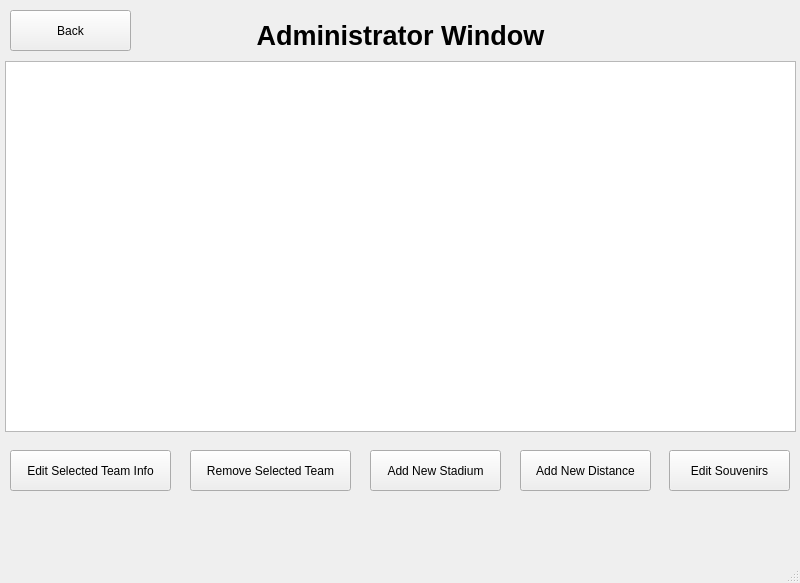
Before: the Qt Designer form StadiumTourProject/mainwindow.ui in joeyCampbelll/CS1D-Project-2, drawn with Qt 5.
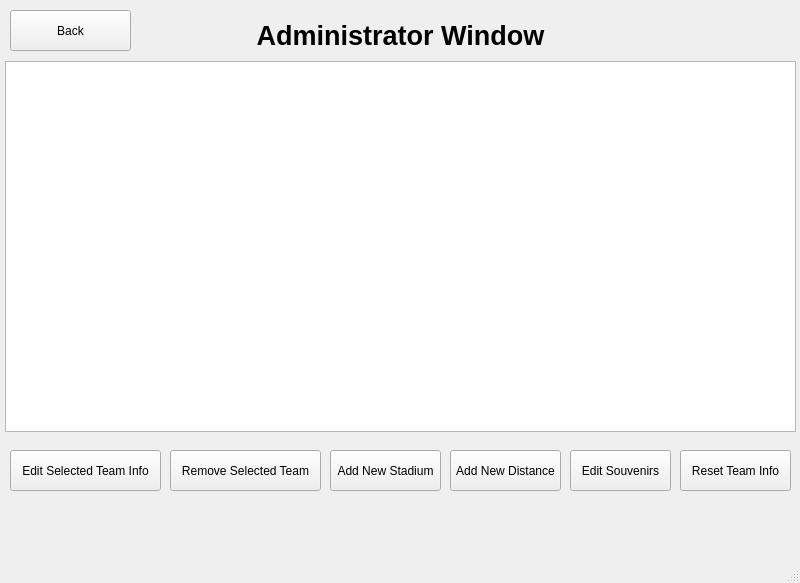
After: the same form once the commit is applied. The open tabs and pages were chosen to show the change.

Commit message: added button to reset database

Diff of the .ui file:
```diff
--- a/StadiumTourProject/mainwindow.ui
+++ b/StadiumTourProject/mainwindow.ui
@@ -350,7 +350,7 @@
        <rect>
         <x>10</x>
         <y>450</y>
-        <width>161</width>
+        <width>151</width>
         <height>41</height>
        </rect>
       </property>
@@ -361,9 +361,9 @@
      <widget class="QPushButton" name="AddNewStadium_button">
       <property name="geometry">
        <rect>
-        <x>370</x>
+        <x>330</x>
         <y>450</y>
-        <width>131</width>
+        <width>111</width>
         <height>41</height>
        </rect>
       </property>
@@ -374,9 +374,9 @@
      <widget class="QPushButton" name="AddNewDistance_button">
       <property name="geometry">
        <rect>
-        <x>520</x>
+        <x>450</x>
         <y>450</y>
-        <width>131</width>
+        <width>111</width>
         <height>41</height>
        </rect>
       </property>
@@ -387,9 +387,9 @@
      <widget class="QPushButton" name="RemoveStadium_button">
       <property name="geometry">
        <rect>
-        <x>190</x>
+        <x>170</x>
         <y>450</y>
-        <width>161</width>
+        <width>151</width>
         <height>41</height>
        </rect>
       </property>
@@ -413,9 +413,9 @@
      <widget class="QPushButton" name="editSouvenirsButton">
       <property name="geometry">
        <rect>
-        <x>669</x>
+        <x>570</x>
         <y>450</y>
-        <width>121</width>
+        <width>101</width>
         <height>41</height>
        </rect>
       </property>
@@ -423,6 +423,19 @@
        <string>Edit Souvenirs</string>
       </property>
      </widget>
+     <widget class="QPushButton" name="pushButton_resetTeamInfo">
+      <property name="geometry">
+       <rect>
+        <x>680</x>
+        <y>450</y>
+        <width>111</width>
+        <height>41</height>
+       </rect>
+      </property>
+      <property name="text">
+       <string>Reset Team Info</string>
+      </property>
+     </widget>
     </widget>
     <widget class="QWidget" name="AdminStadiumsPage">
      <widget class="QWidget" name="layoutWidget_2">
```
Left out of the diff: 2 changed lines with no effect on the pictures. The commit also changes 6 other files.
